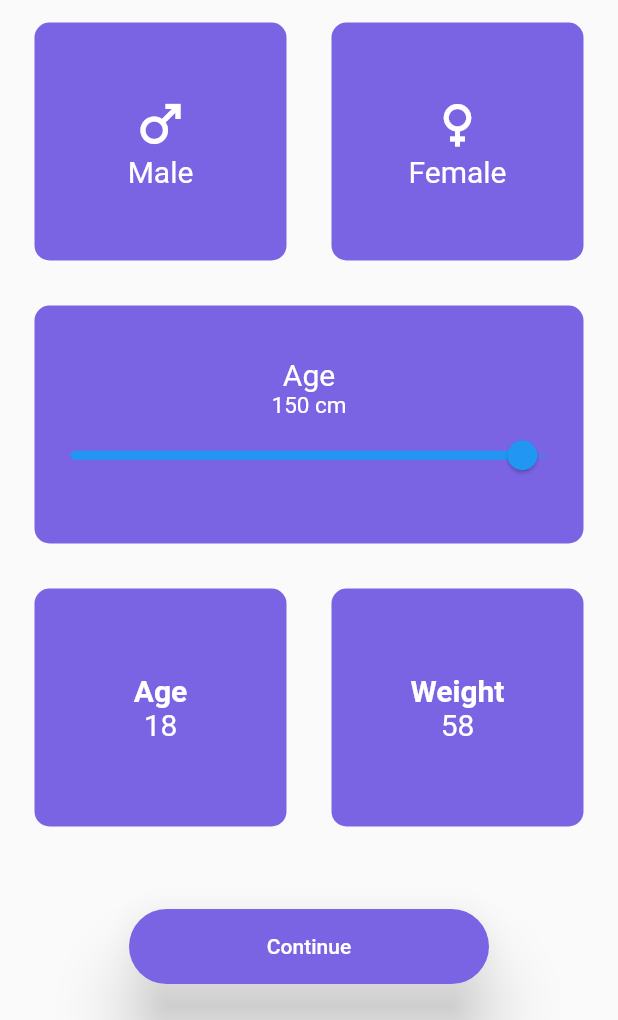
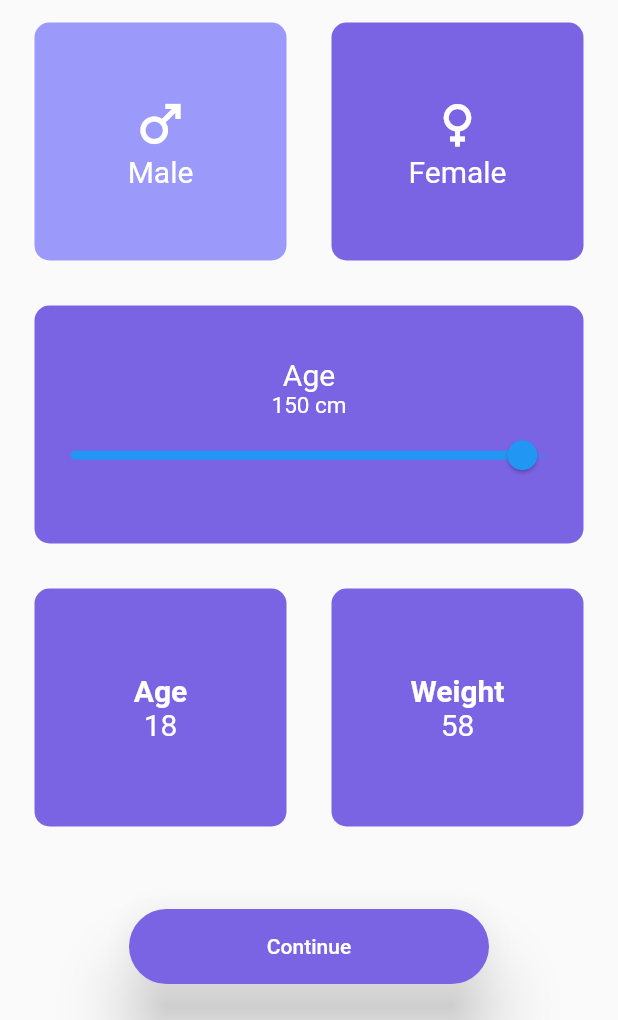
Before and after one commit to rks369/Swastha, a Flutter app: the ParameterDetail screen opened by its route, after a tap on "Male", on a phone screen of 412 x 824 dp, the part 216-1236 px from its top. Run offline on Flutter 3.47's test engine with Material 2 defaults, Android fonts, the phone set to English and light mode, and no system bars.

Commit message:
active and inactive state for the male female seted

```diff
--- a/lib/screens/parameters_detail.dart
+++ b/lib/screens/parameters_detail.dart
@@ -17,6 +17,9 @@ class ParameterDetail extends StatefulWidget {
 
 class _ParameterDetailState extends State<ParameterDetail> {
    double newvalue =10.0;
+   Color activeColor = kPrimaryColor;
+   bool selectedMale = false;
+   bool selectedFemale = false;
   @override
   Widget build(BuildContext context) {
     return Scaffold(
@@ -41,7 +44,7 @@ class _ParameterDetailState extends State<ParameterDetail> {
                       Expanded(child: Row(
                         children: <Widget>[
                           Expanded(
-                              child: UserCard(colour: kPrimaryColor,
+                              child: UserCard(colour: selectedMale ? activeColor: kPrimaryColor,
                                 cardChild: Container(
                                   child: Column(
                                     mainAxisAlignment: MainAxisAlignment.center,
@@ -56,11 +59,18 @@ class _ParameterDetailState extends State<ParameterDetail> {
                                       ),)
                                     ],
                                   ),
-                                ), onPress: () {  },
+                                ), onPress: () {
+                                setState(() {
+                                  activeColor = kActiveSelect;
+                                  selectedMale = true;
+                                  selectedFemale = false;
+                                });
+
+                                },
                               )
                           ),
                           Expanded(
-                              child: UserCard(colour: kPrimaryColor,
+                              child: UserCard(colour: selectedFemale ? activeColor : kPrimaryColor,
                                 cardChild: Container(
                                   child: Column(
                                     mainAxisAlignment: MainAxisAlignment.center,
@@ -76,7 +86,14 @@ class _ParameterDetailState extends State<ParameterDetail> {
                                       ),)
                                     ],
                                   ),
-                                ), onPress: () {  },
+                                ), onPress: () {
+                                  setState(() {
+                                    activeColor = kActiveSelect;
+                                    selectedMale = false;
+                                    selectedFemale = true;
+                                  });
+
+                                },
                               )
                           ),
                         ],
--- a/lib/utils/styles.dart
+++ b/lib/utils/styles.dart
@@ -5,6 +5,8 @@ import 'package:flutter/material.dart';
 const Color kPrimaryColor = Color(0xff7A64E4);
 
 const Color kSecondaryColor = Color(0xff59595d);
+
+const Color kActiveSelect= Color(0xff9B99F9);
 
 const TextStyle kHeadingTextStyle = TextStyle(
   fontSize: 36,
```
